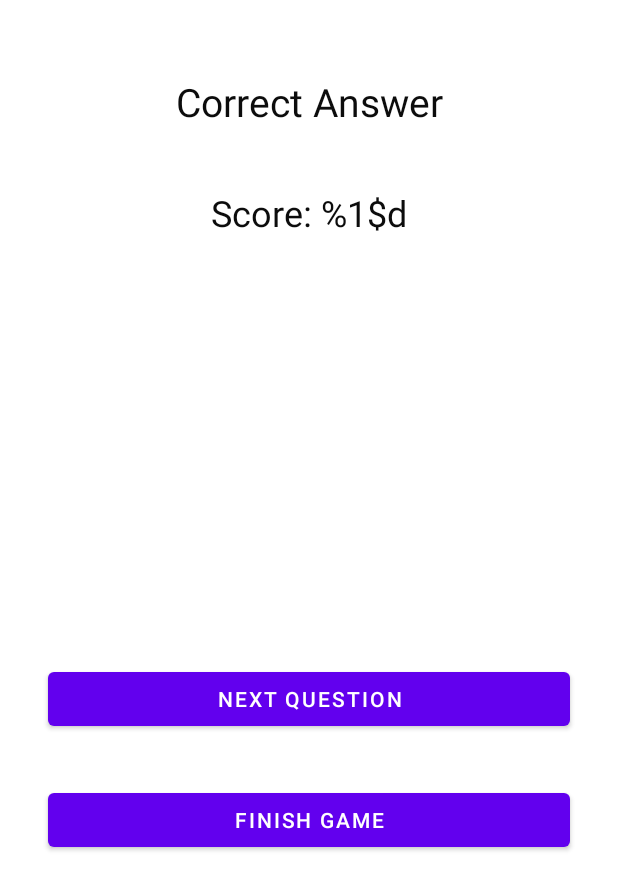
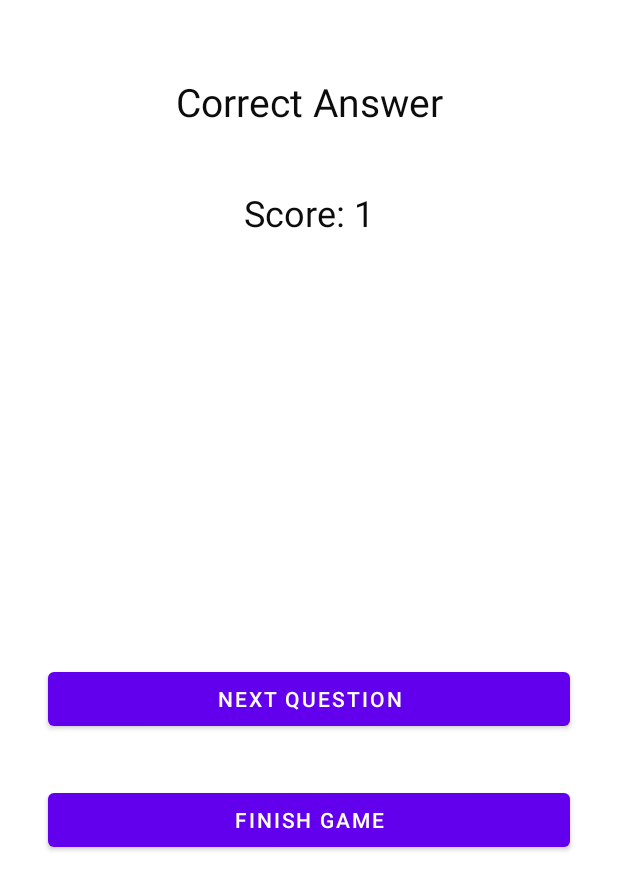
Before and after one commit to juliabazanella0/TrabalhoFinal, an Android app: the layout fragment_ask_continue.xml on its own in the app's theme, with its tools: preview values and no code run, on a phone screen of 412 x 824 dp. Shown: the top 890 px of the screen. Run offline under Robolectric (Android 15) with nearby library versions, the phone set to English and light mode, and no system bars.

```diff
--- a/app/src/main/res/layout/fragment_ask_continue.xml
+++ b/app/src/main/res/layout/fragment_ask_continue.xml
@@ -48,23 +48,23 @@
         android:layout_marginTop="50dp"
         android:layout_marginEnd="32dp"
         android:layout_marginRight="32dp"
-        android:text="@string/correct_answer"
         android:textColor="#0C0C0C"
         android:textSize="26sp"
         app:layout_constraintBottom_toTopOf="@+id/scoree"
         app:layout_constraintEnd_toEndOf="parent"
         app:layout_constraintStart_toStartOf="parent"
-        app:layout_constraintTop_toTopOf="parent" />
+        app:layout_constraintTop_toTopOf="parent"
+        tools:text="@string/correct_answer" />
 
     <TextView
         android:id="@+id/scoree"
         android:layout_width="wrap_content"
         android:layout_height="wrap_content"
         android:layout_marginTop="40dp"
-        android:text="@string/score"
         android:textColor="#0C0C0C"
         android:textSize="24sp"
         app:layout_constraintEnd_toEndOf="parent"
         app:layout_constraintStart_toStartOf="parent"
-        app:layout_constraintTop_toBottomOf="@+id/lbCorrect" />
+        app:layout_constraintTop_toBottomOf="@+id/lbCorrect"
+        tools:text="Score: 1" />
 </androidx.constraintlayout.widget.ConstraintLayout>
--- a/app/src/main/res/values/strings.xml
+++ b/app/src/main/res/values/strings.xml
@@ -37,4 +37,5 @@
     <string name="invalid_email_or_password">Invalid Email or Password</string>
     <string name="started_at">Started at %1$s</string>
     <string name="finished_at">Finished at %1$s</string>
+    <string name="incorrect_answer">Incorrect Answer</string>
 </resources>
```
Also changed, not shown: app/src/main/java/com/example/trabalho_final/AskContinueFragment.kt (+14 -12 lines), app/src/main/java/com/example/trabalho_final/QuestionFragment.kt (+12 -20 lines), 1 other file.
